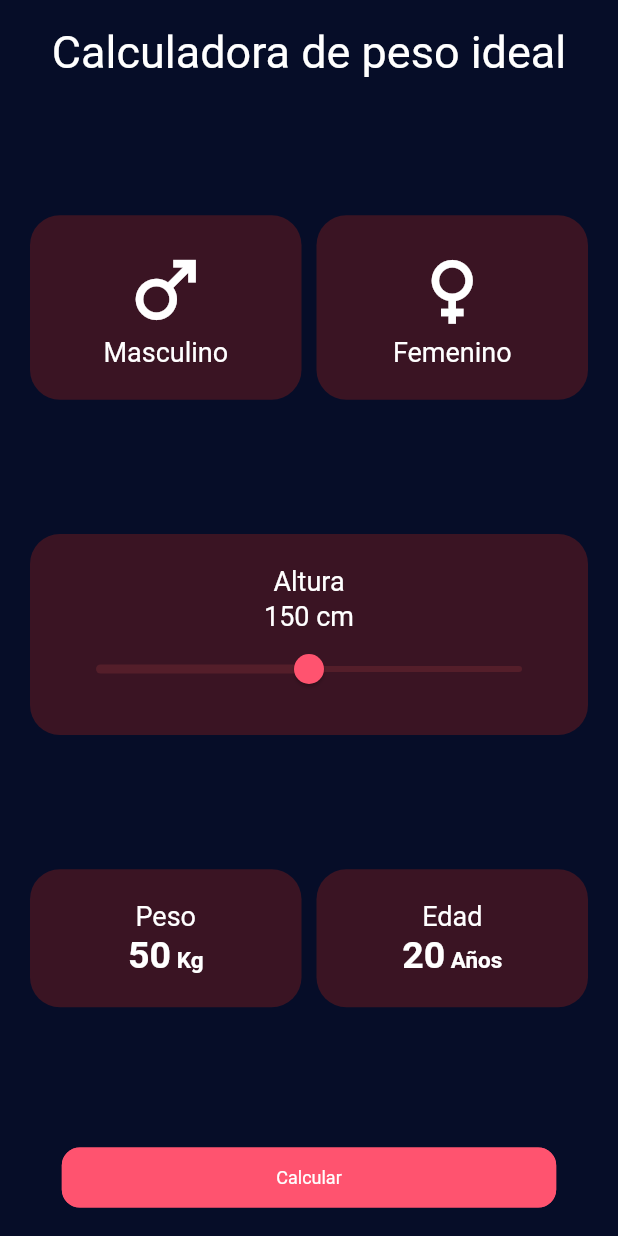
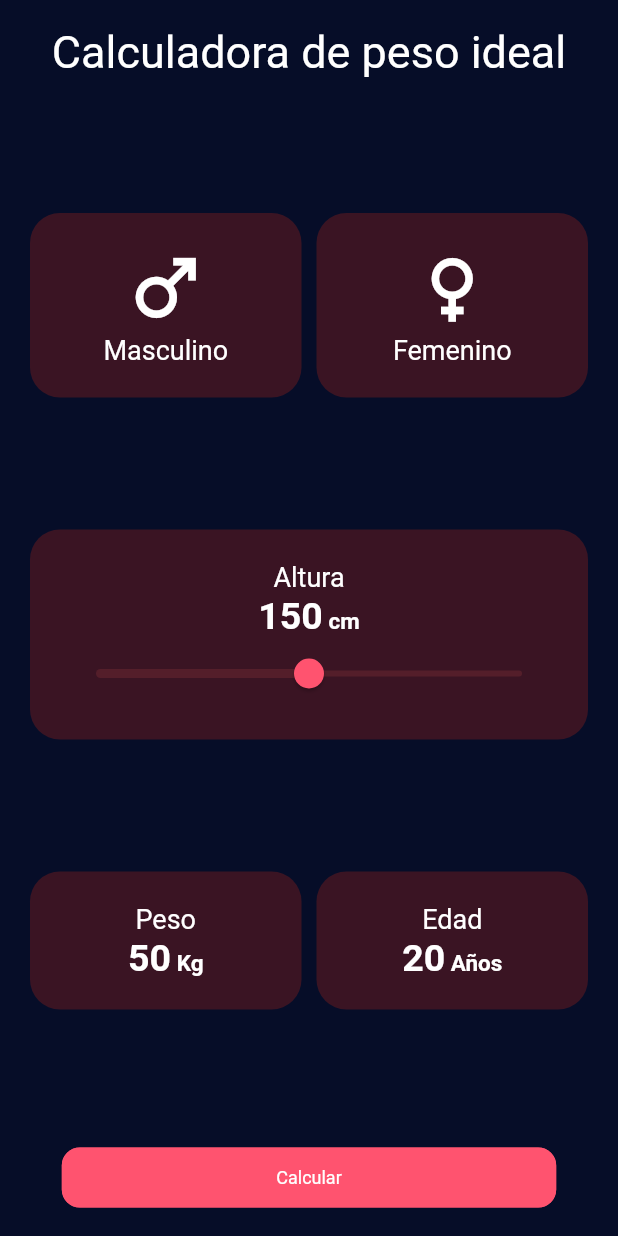
Before and after one commit to stivengm/calculadora_peso_flutter, a Flutter app: the screen it shows after launch, on a phone screen of 412 x 824 dp. Run offline on Flutter 3.47's test engine with Material 2 defaults, Android fonts, the phone set to English and light mode, and no system bars.

Commit message:
FIX - Ajuste de altura texto.

```diff
--- a/lib/gui/views/bmi_calculator_view/bmi_calculator_view.dart
+++ b/lib/gui/views/bmi_calculator_view/bmi_calculator_view.dart
@@ -86,7 +86,18 @@ class _BMICalculatorViewState extends State<BMICalculatorView> {
               item: Column(
                 children: [
                   const TextWidget(text: "Altura"),
-                  TextWidget(text: "${valueSlider.toInt()} cm"),
+                  RichText(
+                    text: TextSpan(
+                      text: '${valueSlider.toInt()}',
+                      style: const TextStyle( fontSize: 25.0, fontWeight: FontWeight.bold ),
+                      children: const [
+                        TextSpan(
+                          text: ' cm',
+                          style: TextStyle( fontSize: 15.0 )
+                        )
+                      ]
+                    )
+                  ),
                   Slider(
                     thumbColor: secundaryButton,
                     activeColor: selectedColor.withOpacity(.3),
```
